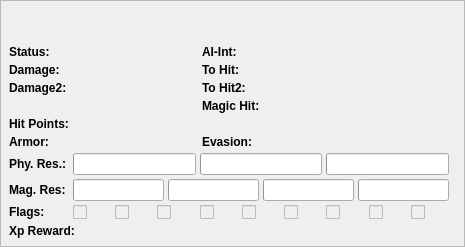
Qt form source/dungeonsubtilewidget.ui (pionere/d1-graphics-tool) before a commit.
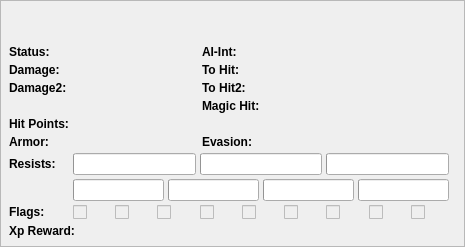
The same form after that commit.

Diff of the .ui file:
```diff
--- a/source/dungeonsubtilewidget.ui
+++ b/source/dungeonsubtilewidget.ui
@@ -187,7 +187,8 @@
       <item row="9" column="0">
        <widget class="QLabel">
         <property name="text">
-         <string>&lt;b&gt;Phy. Res.:&lt;/b&gt;</string>
+         <!--string>&lt;b&gt;Phy. Res.:&lt;/b&gt;</string-->
+         <string>&lt;b&gt;Resists:&lt;/b&gt;</string>
         </property>
        </widget>
       </item>
@@ -262,13 +263,13 @@
         </item>
        </layout>
       </item>
-      <item row="10" column="0">
+      <!--item row="10" column="0">
        <widget class="QLabel">
         <property name="text">
          <string>&lt;b&gt;Mag. Res:&lt;/b&gt;</string>
         </property>
        </widget>
-      </item>
+      </item-->
       <item row="10" column="1" colspan="3">
        <layout class="QHBoxLayout">
         <item>
```
Left out of the diff: 7 changed lines with no effect on the pictures.
